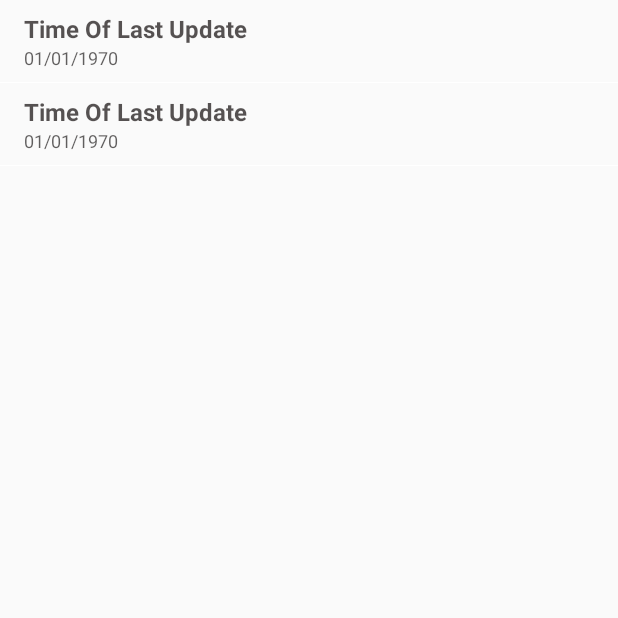
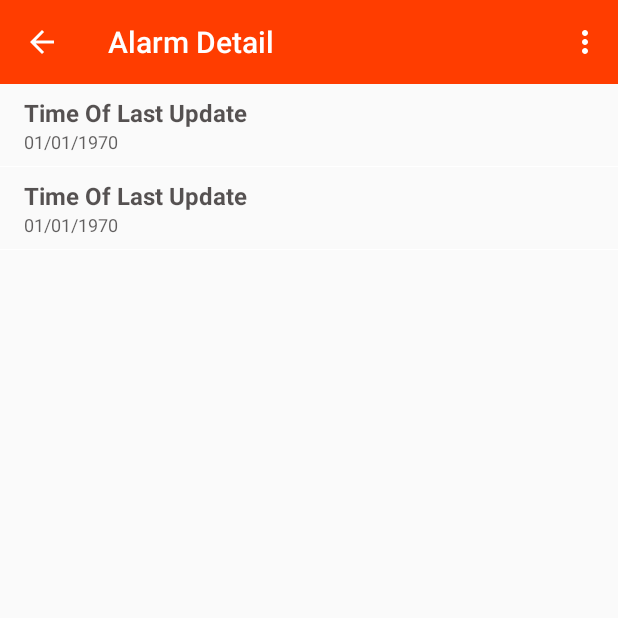
Before and after one commit to aakash01/NCXApp, an Android app: the AlarmActivity screen opened directly, with no data from a screen before it, on a phone screen of 412 x 824 dp, the top half of it. Run offline under Robolectric (Android 15) with nearby library versions, the light colour scheme and no system bars; 11 statements that could not run were skipped.

Commit message:
Actionbar on alarm detail

```diff
--- a/app/src/main/java/com/anutanetworks/ncxapp/activity/AlarmActivity.java
+++ b/app/src/main/java/com/anutanetworks/ncxapp/activity/AlarmActivity.java
@@ -1,32 +1,20 @@
 package com.anutanetworks.ncxapp.activity;
 
-import android.app.Activity;
 import android.content.Intent;
 import android.os.Bundle;
+import android.support.v7.app.ActionBar;
+import android.support.v7.app.AppCompatActivity;
+import android.support.v7.widget.Toolbar;
 import android.text.format.DateFormat;
-import android.view.LayoutInflater;
-import android.view.View;
-import android.view.ViewGroup;
+import android.view.Menu;
 import android.widget.AbsListView;
 import android.widget.AdapterView;
 import android.widget.ListAdapter;
-import android.widget.TextView;
-import android.widget.Toast;
 
 import com.anutanetworks.ncxapp.R;
 import com.anutanetworks.ncxapp.adapter.AlarmDetailActivityAdapter;
 import com.anutanetworks.ncxapp.model.Alarm;
-import com.anutanetworks.ncxapp.model.AlarmDetail;
 import com.anutanetworks.ncxapp.model.AlarmDetailItem;
-import com.anutanetworks.ncxapp.model.Approval;
-import com.anutanetworks.ncxapp.model.Capacity;
-import com.anutanetworks.ncxapp.services.AnutaRestClient;
-import com.fasterxml.jackson.core.JsonParseException;
-import com.fasterxml.jackson.core.type.TypeReference;
-import com.fasterxml.jackson.databind.JsonMappingException;
-import com.fasterxml.jackson.databind.ObjectMapper;
-import com.loopj.android.http.JsonHttpResponseHandler;
-import com.loopj.android.http.RequestParams;
 
 import java.util.ArrayList;
 import java.util.Date;
@@ -35,7 +23,7 @@ import java.util.List;
 /**
  * Created by Aakash on 7/8/2015.
  */
-public class AlarmActivity extends Activity {
+public class AlarmActivity extends AppCompatActivity {
 
 
     // private List<AlarmDetail> alarmDetail;
@@ -48,8 +36,16 @@ public class AlarmActivity extends Activity {
     protected void onCreate(Bundle savedInstanceState) {
         super.onCreate(savedInstanceState);
         setContentView(R.layout.alarm_detail);
+        alarmAdapter = new AlarmDetailActivityAdapter(getApplicationContext(), new ArrayList<AlarmDetailItem>());
 
-        alarmAdapter = new AlarmDetailActivityAdapter(getApplicationContext(), new ArrayList<AlarmDetailItem>());
+        Toolbar toolbar = (Toolbar) findViewById(R.id.toolbar);
+        setSupportActionBar(toolbar);
+        ActionBar actionBar = getSupportActionBar();
+        actionBar.setDisplayHomeAsUpEnabled(true);
+        actionBar.setDisplayShowHomeEnabled(true);
+        actionBar.setDisplayShowTitleEnabled(true);
+        actionBar.setTitle("Alarm Detail");
+        actionBar.setDisplayUseLogoEnabled(false);
 
         mListView = (AbsListView) findViewById(R.id.alarmlist);
         ((AdapterView<ListAdapter>) mListView).setAdapter(alarmAdapter);
@@ -73,8 +69,12 @@ public class AlarmActivity extends Activity {
         items.add(new AlarmDetailItem("Time Of Last Update", String.valueOf(dateString1)));
 
         alarmAdapter.updateItems(items);
+    }
 
-
+    @Override
+    public boolean onCreateOptionsMenu(Menu menu) {
+        getMenuInflater().inflate(R.menu.menu_main, menu);
+        return true;
     }
 
 }
--- a/app/src/main/java/com/anutanetworks/ncxapp/activity/ApprovalFragment.java
+++ b/app/src/main/java/com/anutanetworks/ncxapp/activity/ApprovalFragment.java
@@ -83,8 +83,6 @@ public class ApprovalFragment extends Fragment implements AbsListView.OnItemClic
         AnutaRestClient.get("/rest/workflowtasks", null, new JsonHttpResponseHandler() {
             @Override
             public void onSuccess(int statusCode, Header[] headers, JSONObject response) {
-
-
             }
 
             @Override
--- a/app/src/main/java/com/anutanetworks/ncxapp/activity/MainActivity.java
+++ b/app/src/main/java/com/anutanetworks/ncxapp/activity/MainActivity.java
@@ -102,6 +102,7 @@ public class MainActivity extends AppCompatActivity implements FragmentDrawer.Fr
             FragmentManager fragmentManager = getSupportFragmentManager();
             FragmentTransaction fragmentTransaction = fragmentManager.beginTransaction();
             fragmentTransaction.replace(R.id.container_body, fragment);
+            fragmentTransaction.addToBackStack("");
             fragmentTransaction.commit();
 
             // set the toolbar title
--- a/app/src/main/java/com/anutanetworks/ncxapp/activity/AlarmSummaryFragment.java
+++ b/app/src/main/java/com/anutanetworks/ncxapp/activity/dashboard/DashboardAlarmSummaryFragment.java
@@ -1,4 +1,4 @@
-package com.anutanetworks.ncxapp.activity;
+package com.anutanetworks.ncxapp.activity.dashboard;
 
 import android.os.Bundle;
 import android.support.annotation.Nullable;
@@ -23,7 +23,7 @@ import java.io.IOException;
 /**
  * Created by Aakash on 7/8/2015.
  */
-public class AlarmSummaryFragment extends Fragment {
+public class DashboardAlarmSummaryFragment extends Fragment {
 
 
     View view = null;
--- a/app/src/main/res/layout/alarm_detail.xml
+++ b/app/src/main/res/layout/alarm_detail.xml
@@ -1,18 +1,33 @@
 <?xml version="1.0" encoding="utf-8"?>
-
-<FrameLayout xmlns:android="http://schemas.android.com/apk/res/android"
-    xmlns:tools="http://schemas.android.com/tools" android:layout_width="match_parent"
+<LinearLayout
+    xmlns:android="http://schemas.android.com/apk/res/android"
+    xmlns:tools="http://schemas.android.com/tools"
+    android:layout_width="match_parent"
     android:layout_height="match_parent"
+    android:orientation="vertical"
+    android:id="@+id/root"
     tools:context="com.anutanetworks.ncxapp.activity.AlarmActivity">
 
-    <ListView android:id="@+id/alarmlist" android:layout_width="match_parent"
-        android:layout_height="match_parent"
-        android:divider="@drawable/abc_list_divider_mtrl_alpha"/>
 
-    <TextView android:id="@android:id/empty" android:layout_width="match_parent"
-        android:layout_height="match_parent" android:gravity="center" />
+    <include
+        layout="@layout/toolbar"
+        android:layout_width="match_parent"
+        android:layout_height="wrap_content"/>
 
-</FrameLayout>
+    <!-- Rest of view -->
+    <FrameLayout  android:layout_width="match_parent"
+        android:layout_height="match_parent">
+
+        <ListView android:id="@+id/alarmlist" android:layout_width="match_parent"
+            android:layout_height="match_parent"
+            android:divider="@drawable/abc_list_divider_mtrl_alpha"/>
+
+        <TextView android:id="@android:id/empty" android:layout_width="match_parent"
+            android:layout_height="match_parent" android:gravity="center" />
+
+    </FrameLayout>
+</LinearLayout>
+
 
     <!--
     <RelativeLayout xmlns:android="http://schemas.android.com/apk/res/android"
--- a/app/src/main/res/menu/menu_alarm_list.xml
+++ b/app/src/main/res/menu/menu_alarm_list.xml
@@ -3,7 +3,4 @@
     <item
             android:id="@+id/Ack"
             android:title="Acknowledge"/>
-
-
-
 </menu>
--- a/app/src/main/res/menu/menu_main.xml
+++ b/app/src/main/res/menu/menu_main.xml
@@ -1,6 +1,5 @@
 <menu xmlns:android="http://schemas.android.com/apk/res/android"
-    xmlns:app="http://schemas.android.com/apk/res-auto"
-    xmlns:tools="http://schemas.android.com/tools" tools:context=".MainActivity">
+    xmlns:app="http://schemas.android.com/apk/res-auto">
     <item
         android:id="@+id/action_settings"
         android:title="@string/action_settings"
```
Also changed, not shown: app/src/main/AndroidManifest.xml (+6 -1 lines), app/src/main/java/com/anutanetworks/ncxapp/activity/ApprovalActivity.java (+26 -15 lines), app/src/main/java/com/anutanetworks/ncxapp/activity/dashboard/DashboardServicesSummaryFragment.java (+6 -1 lines).
